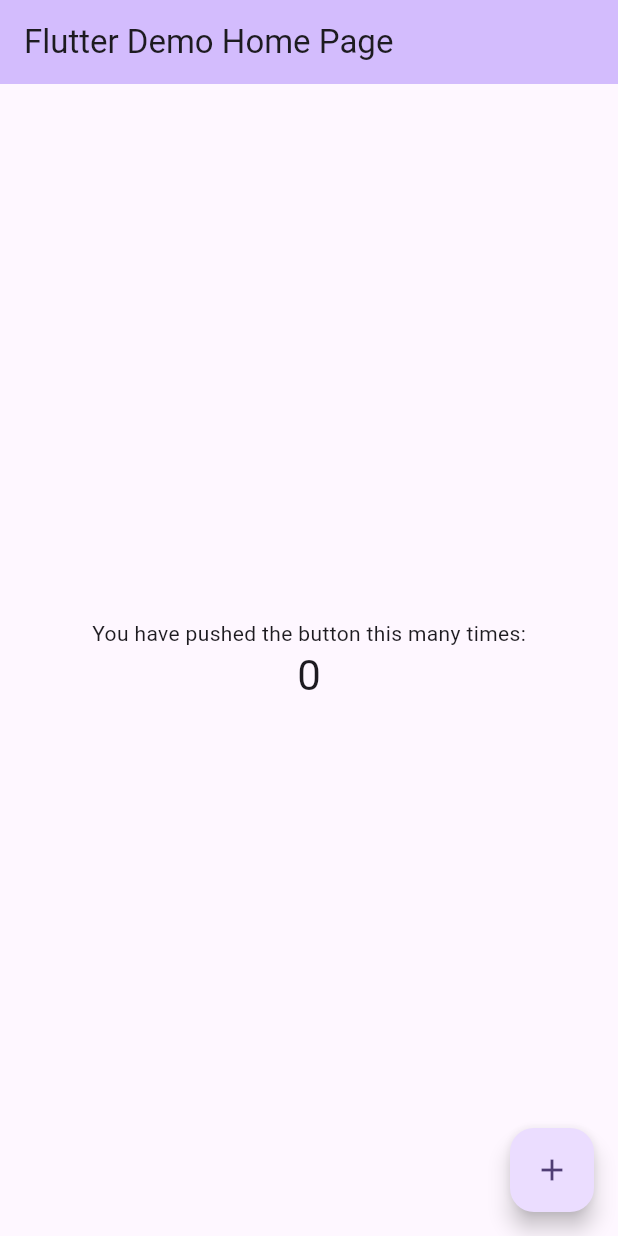
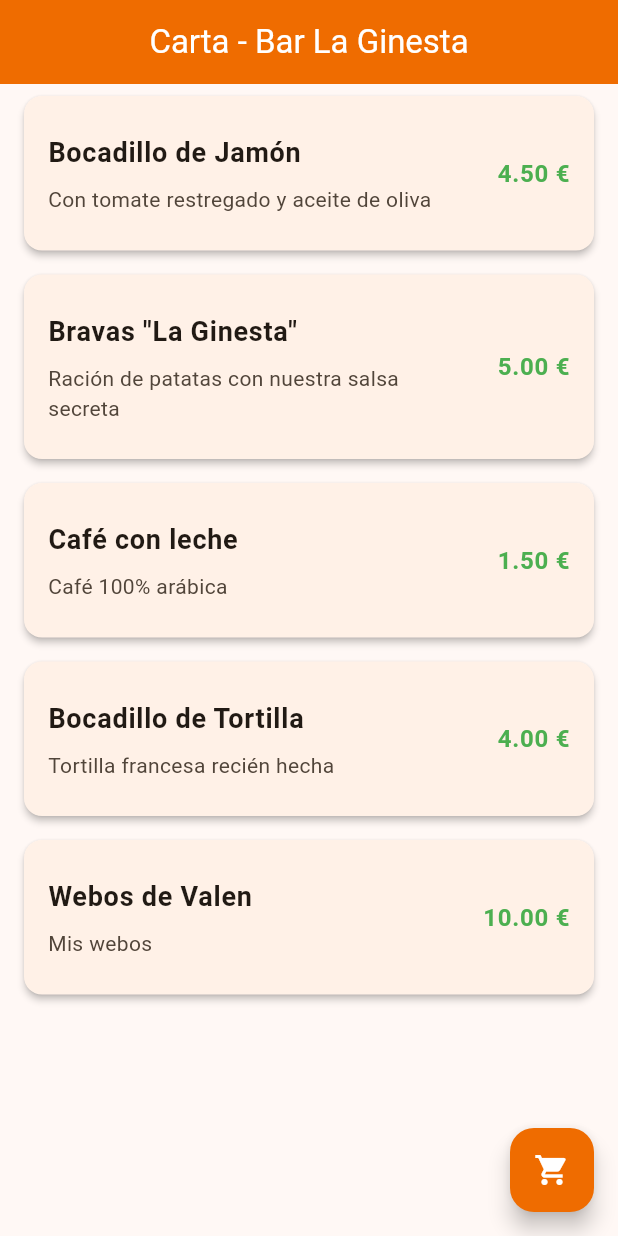
Before and after one commit to Adrii0555/laginesta, a Flutter app: the screen it shows after launch, on a phone screen of 412 x 824 dp. Run offline on Flutter 3.47's test engine with Material 3 defaults, Android fonts, the phone set to English and light mode, and no system bars.

Commit message:
Carpeta modelos y screens creada

```diff
--- a/lib/main.dart
+++ b/lib/main.dart
@@ -1,122 +1,23 @@
 import 'package:flutter/material.dart';
+import 'screens/home_screen.dart'; // Importamos la pantalla principal
 
 void main() {
-  runApp(const MyApp());
+  runApp(const LaGinestaApp());
 }
 
-class MyApp extends StatelessWidget {
-  const MyApp({super.key});
+class LaGinestaApp extends StatelessWidget {
+  const LaGinestaApp({super.key});
 
-  // This widget is the root of your application.
   @override
   Widget build(BuildContext context) {
     return MaterialApp(
-      title: 'Flutter Demo',
+      title: 'App La Ginesta',
+      debugShowCheckedModeBanner: false, // Quita la etiqueta roja de "DEBUG"
       theme: ThemeData(
-        // This is the theme of your application.
-        //
-        // TRY THIS: Try running your application with "flutter run". You'll see
-        // the application has a purple toolbar. Then, without quitting the app,
-        // try changing the seedColor in the colorScheme below to Colors.green
-        // and then invoke "hot reload" (save your changes or press the "hot
-        // reload" button in a Flutter-supported IDE, or press "r" if you used
-        // the command line to start the app).
-        //
-        // Notice that the counter didn't reset back to zero; the application
-        // state is not lost during the reload. To reset the state, use hot
-        // restart instead.
-        //
-        // This works for code too, not just values: Most code changes can be
-        // tested with just a hot reload.
-        colorScheme: .fromSeed(seedColor: Colors.deepPurple),
+        colorScheme: ColorScheme.fromSeed(seedColor: Colors.orange),
+        useMaterial3: true, // Usa el diseño más moderno de Android/Google
       ),
-      home: const MyHomePage(title: 'Flutter Demo Home Page'),
+      home: const HomeScreen(), // Le decimos que arranque en la HomeScreen
     );
   }
 }
-
-class MyHomePage extends StatefulWidget {
-  const MyHomePage({super.key, required this.title});
-
-  // This widget is the home page of your application. It is stateful, meaning
-  // that it has a State object (defined below) that contains fields that affect
-  // how it looks.
-
-  // This class is the configuration for the state. It holds the values (in this
-  // case the title) provided by the parent (in this case the App widget) and
-  // used by the build method of the State. Fields in a Widget subclass are
-  // always marked "final".
-
-  final String title;
-
-  @override
-  State<MyHomePage> createState() => _MyHomePageState();
-}
-
-class _MyHomePageState extends State<MyHomePage> {
-  int _counter = 0;
-
-  void _incrementCounter() {
-    setState(() {
-      // This call to setState tells the Flutter framework that something has
-      // changed in this State, which causes it to rerun the build method below
-      // so that the display can reflect the updated values. If we changed
-      // _counter without calling setState(), then the build method would not be
-      // called again, and so nothing would appear to happen.
-      _counter++;
-    });
-  }
-
-  @override
-  Widget build(BuildContext context) {
-    // This method is rerun every time setState is called, for instance as done
-    // by the _incrementCounter method above.
-    //
-    // The Flutter framework has been optimized to make rerunning build methods
-    // fast, so that you can just rebuild anything that needs updating rather
-    // than having to individually change instances of widgets.
-    return Scaffold(
-      appBar: AppBar(
-        // TRY THIS: Try changing the color here to a specific color (to
-        // Colors.amber, perhaps?) and trigger a hot reload to see the AppBar
-        // change color while the other colors stay the same.
-        backgroundColor: Theme.of(context).colorScheme.inversePrimary,
-        // Here we take the value from the MyHomePage object that was created by
-        // the App.build method, and use it to set our appbar title.
-        title: Text(widget.title),
-      ),
-      body: Center(
-        // Center is a layout widget. It takes a single child and positions it
-        // in the middle of the parent.
-        child: Column(
-          // Column is also a layout widget. It takes a list of children and
-          // arranges them vertically. By default, it sizes itself to fit its
-          // children horizontally, and tries to be as tall as its parent.
-          //
-          // Column has various properties to control how it sizes itself and
-          // how it positions its children. Here we use mainAxisAlignment to
-          // center the children vertically; the main axis here is the vertical
-          // axis because Columns are vertical (the cross axis would be
-          // horizontal).
-          //
-          // TRY THIS: Invoke "debug painting" (choose the "Toggle Debug Paint"
-          // action in the IDE, or press "p" in the console), to see the
-          // wireframe for each widget.
-          mainAxisAlignment: .center,
-          children: [
-            const Text('You have pushed the button this many times:'),
-            Text(
-              '$_counter',
-              style: Theme.of(context).textTheme.headlineMedium,
-            ),
-          ],
-        ),
-      ),
-      floatingActionButton: FloatingActionButton(
-        onPressed: _incrementCounter,
-        tooltip: 'Increment',
-        child: const Icon(Icons.add),
-      ),
-    );
-  }
-}
--- /dev/null
+++ b/lib/models/product.dart
@@ -0,0 +1,47 @@
+class Product {
+  final String id;
+  final String name;
+  final String description;
+  final double price;
+
+  Product({
+    required this.id,
+    required this.name,
+    required this.description,
+    required this.price,
+  });
+}
+
+// Estos son nuestros datos de prueba (Mock Data)
+List<Product> mockProducts = [
+  Product(
+    id: '1',
+    name: 'Bocadillo de Jamón',
+    description: 'Con tomate restregado y aceite de oliva',
+    price: 4.50,
+  ),
+  Product(
+    id: '2',
+    name: 'Bravas "La Ginesta"',
+    description: 'Ración de patatas con nuestra salsa secreta',
+    price: 5.00,
+  ),
+  Product(
+    id: '3',
+    name: 'Café con leche',
+    description: 'Café 100% arábica',
+    price: 1.50,
+  ),
+  Product(
+    id: '4',
+    name: 'Bocadillo de Tortilla',
+    description: 'Tortilla francesa recién hecha',
+    price: 4.00,
+  ),
+  Product(
+    id: '5',
+    name: 'Webos de Valen',
+    description: 'Mis webos',
+    price: 10.00
+  )
+];
--- /dev/null
+++ b/lib/screens/home_screen.dart
@@ -0,0 +1,56 @@
+import 'package:flutter/material.dart';
+import '../models/product.dart'; // Importamos nuestros datos de prueba
+
+class HomeScreen extends StatelessWidget {
+  const HomeScreen({super.key});
+
+  @override
+  Widget build(BuildContext context) {
+    return Scaffold(
+      appBar: AppBar(
+        title: const Text('Carta - Bar La Ginesta', style: TextStyle(color: Colors.white)),
+        backgroundColor: Colors.orange[800], // Un color cálido típico de restauración
+        centerTitle: true,
+      ),
+      body: ListView.builder(
+        itemCount: mockProducts.length,
+        itemBuilder: (context, index) {
+          final product = mockProducts[index];
+          return Card(
+            margin: const EdgeInsets.symmetric(horizontal: 16.0, vertical: 8.0),
+            elevation: 2,
+            child: ListTile(
+              contentPadding: const EdgeInsets.all(16.0),
+              title: Text(
+                product.name,
+                style: const TextStyle(fontWeight: FontWeight.bold, fontSize: 18)
+              ),
+              subtitle: Padding(
+                padding: const EdgeInsets.only(top: 8.0),
+                child: Text(product.description),
+              ),
+              trailing: Text(
+                '${product.price.toStringAsFixed(2)} €',
+                style: const TextStyle(fontSize: 16, fontWeight: FontWeight.bold, color: Colors.green)
+              ),
+              onTap: () {
+                // De momento solo mostramos un mensajito al tocar el producto.
+                // Más adelante, esto abrirá la pantalla para elegir el pan o los ingredientes.
+                ScaffoldMessenger.of(context).showSnackBar(
+                  SnackBar(content: Text('Has seleccionado: ${product.name}')),
+                );
+              },
+            ),
+          );
+        },
+      ),
+      floatingActionButton: FloatingActionButton(
+        backgroundColor: Colors.orange[800],
+        onPressed: () {
+          // Futuro botón para ir al carrito
+        },
+        child: const Icon(Icons.shopping_cart, color: Colors.white),
+      ),
+    );
+  }
+}
```
Also changed, not shown: 1 other file.
